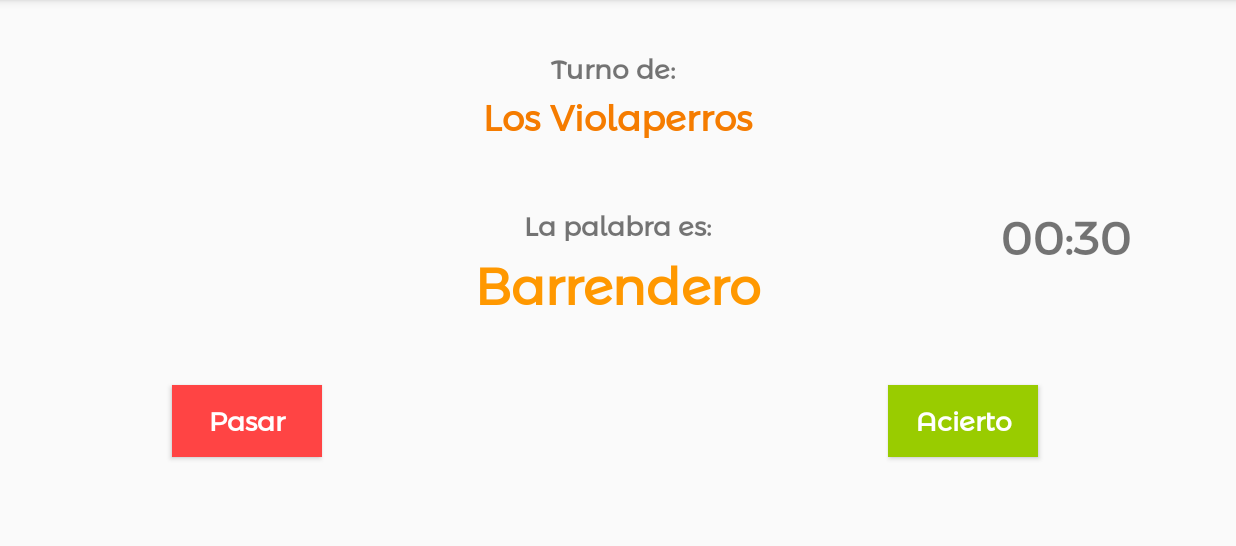
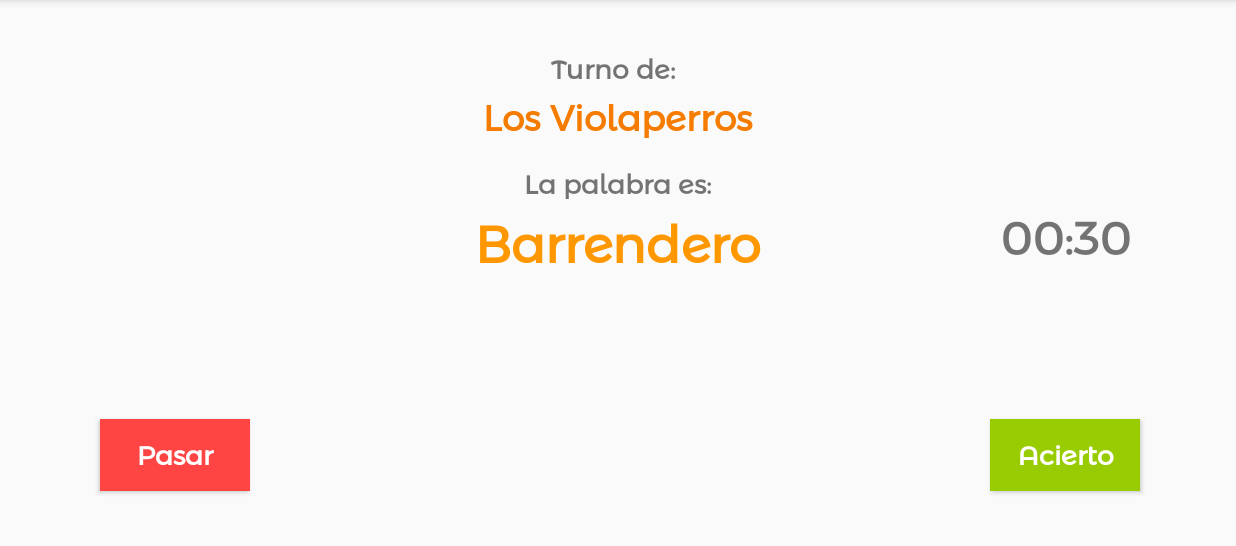
Before and after one commit to romero728/MimicAppMobile, an Android app: the GameActivity screen opened directly, with no data from a screen before it, on a phone screen of 824 x 412 dp (held sideways), the part 72-618 px from its top. Run offline under Robolectric (Android 15) with nearby library versions, the light colour scheme and no system bars.

Commit message:
C26 - Cambio de diseño GameActivity

```diff
--- a/app/src/main/res/layout/activity_game.xml
+++ b/app/src/main/res/layout/activity_game.xml
@@ -46,7 +46,7 @@
         android:layout_height="wrap_content"
         android:layout_marginStart="8dp"
         android:layout_marginLeft="8dp"
-        android:layout_marginTop="40dp"
+        android:layout_marginTop="12dp"
         android:layout_marginEnd="8dp"
         android:layout_marginRight="8dp"
         android:text="La palabra es:"
@@ -110,10 +110,10 @@
         android:textStyle="bold"
         app:layout_constraintBottom_toBottomOf="parent"
         app:layout_constraintEnd_toEndOf="parent"
-        app:layout_constraintHorizontal_bias="0.151"
+        app:layout_constraintHorizontal_bias="0.083"
         app:layout_constraintStart_toStartOf="parent"
         app:layout_constraintTop_toTopOf="parent"
-        app:layout_constraintVertical_bias="0.829" />
+        app:layout_constraintVertical_bias="0.905" />
 
     <Button
         android:id="@+id/btnCorrect"
@@ -133,9 +133,9 @@
         android:textStyle="bold"
         app:layout_constraintBottom_toBottomOf="parent"
         app:layout_constraintEnd_toEndOf="parent"
-        app:layout_constraintHorizontal_bias="0.825"
+        app:layout_constraintHorizontal_bias="0.921"
         app:layout_constraintStart_toStartOf="parent"
         app:layout_constraintTop_toTopOf="parent"
-        app:layout_constraintVertical_bias="0.829" />
+        app:layout_constraintVertical_bias="0.905" />
 
 </android.support.constraint.ConstraintLayout>
```
